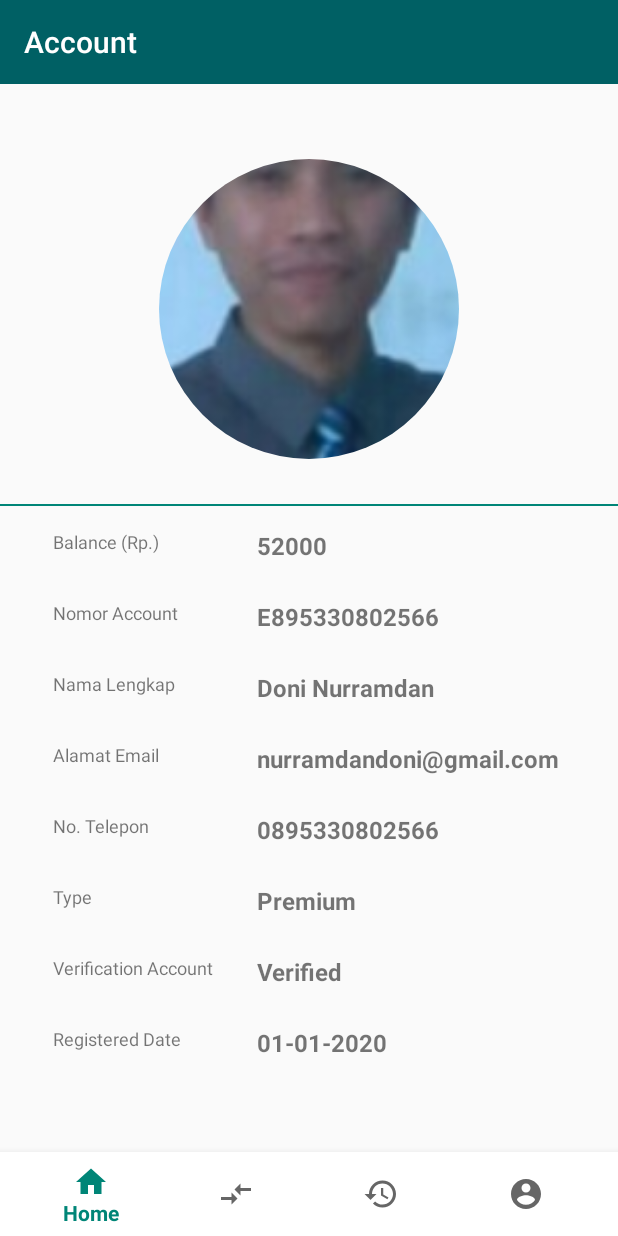
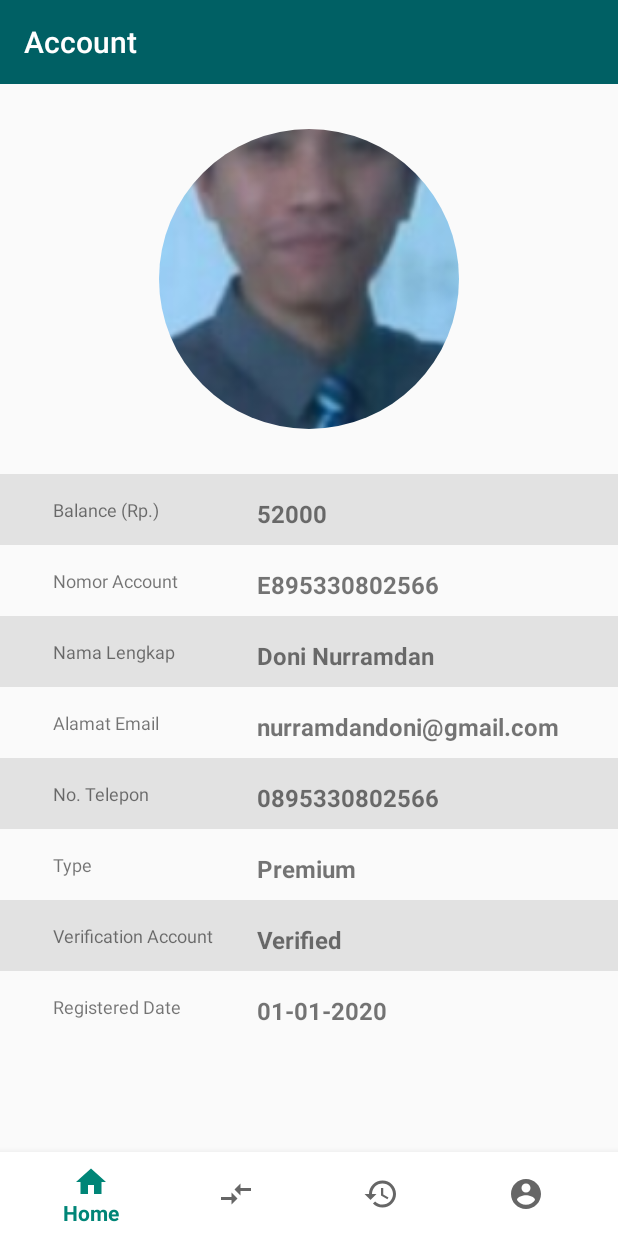
Before and after one commit to nurramdandoni/e-Payment, an Android app: the fragment AccountFragment placed in its activity, on a phone screen of 412 x 824 dp. Run offline under Robolectric (Android 15) with nearby library versions, the phone set to English and light mode, and no system bars; our stand-ins replace CircleImageView.

Commit message:
add scroll view

```diff
--- a/app/src/main/res/layout/fragment_account.xml
+++ b/app/src/main/res/layout/fragment_account.xml
@@ -13,6 +13,14 @@
         android:background="@color/blue"
         android:titleTextColor="#ffffff"/>
 
+    <ScrollView
+        android:layout_width="match_parent"
+        android:layout_height="wrap_content">
+
+        <LinearLayout
+            android:layout_width="match_parent"
+            android:layout_height="wrap_content"
+            android:orientation="vertical">
 
             <LinearLayout
                 android:id="@+id/informasi_user"
@@ -31,16 +39,12 @@
                         android:layout_height="match_parent"
                         android:src="@drawable/myfoto"
                         android:paddingBottom="30dp"
-                android:paddingTop="50dp"/>
+                        android:paddingTop="30dp"/>
                 </LinearLayout>
 
 
             </LinearLayout>
 
-    <View
-        android:layout_width="match_parent"
-        android:layout_height="1dp"
-        android:background="@color/colorPrimary"/>
 
             <LinearLayout
                 android:id="@+id/informasi_user"
@@ -49,7 +53,8 @@
                 android:orientation="horizontal"
                 android:weightSum="6"
                 android:paddingBottom="10dp"
-        android:paddingTop="15dp">
+                android:paddingTop="15dp"
+                android:background="@color/grey">
                 <LinearLayout
                     android:layout_width="0dp"
                     android:layout_height="match_parent"
@@ -123,7 +128,8 @@
                 android:orientation="horizontal"
                 android:weightSum="6"
                 android:paddingBottom="10dp"
-        android:paddingTop="15dp">
+                android:paddingTop="15dp"
+                android:background="@color/grey">
                 <LinearLayout
                     android:layout_width="0dp"
                     android:layout_height="match_parent"
@@ -197,7 +203,8 @@
                 android:orientation="horizontal"
                 android:weightSum="6"
                 android:paddingBottom="10dp"
-        android:paddingTop="15dp">
+                android:paddingTop="15dp"
+                android:background="@color/grey">
                 <LinearLayout
                     android:layout_width="0dp"
                     android:layout_height="match_parent"
@@ -271,7 +278,8 @@
                 android:orientation="horizontal"
                 android:weightSum="6"
                 android:paddingBottom="10dp"
-        android:paddingTop="15dp">
+                android:paddingTop="15dp"
+                android:background="@color/grey">
                 <LinearLayout
                     android:layout_width="0dp"
                     android:layout_height="match_parent"
@@ -338,5 +346,10 @@
 
             </LinearLayout>
 
+        </LinearLayout>
+
+    </ScrollView>
+
+
 
 </LinearLayout>
--- a/app/src/main/res/values/colors.xml
+++ b/app/src/main/res/values/colors.xml
@@ -5,4 +5,5 @@
     <color name="colorAccent">#D81B60</color>
     <color name="blue">#006064</color>
     <color name="lightblue">#00BCD4</color>
+    <color name="grey">#E2E2E2</color>
 </resources>
```
Lines whose indentation alone changed are shown as unchanged.
